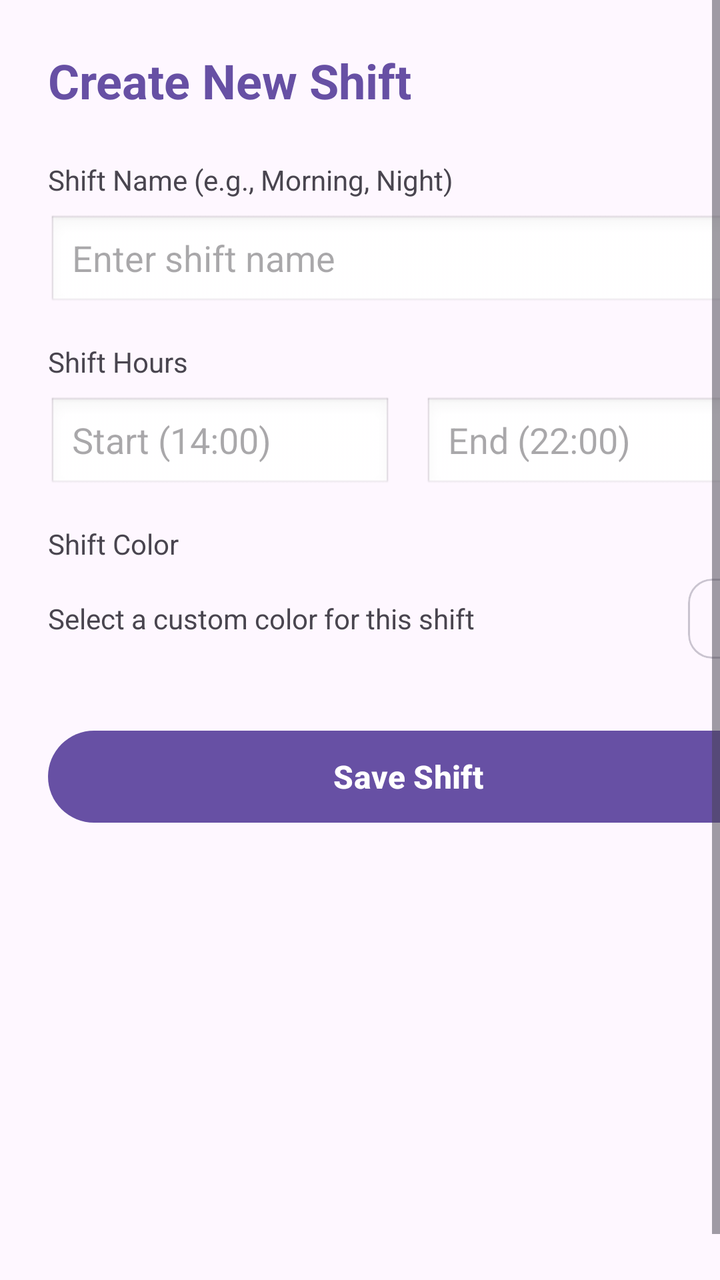
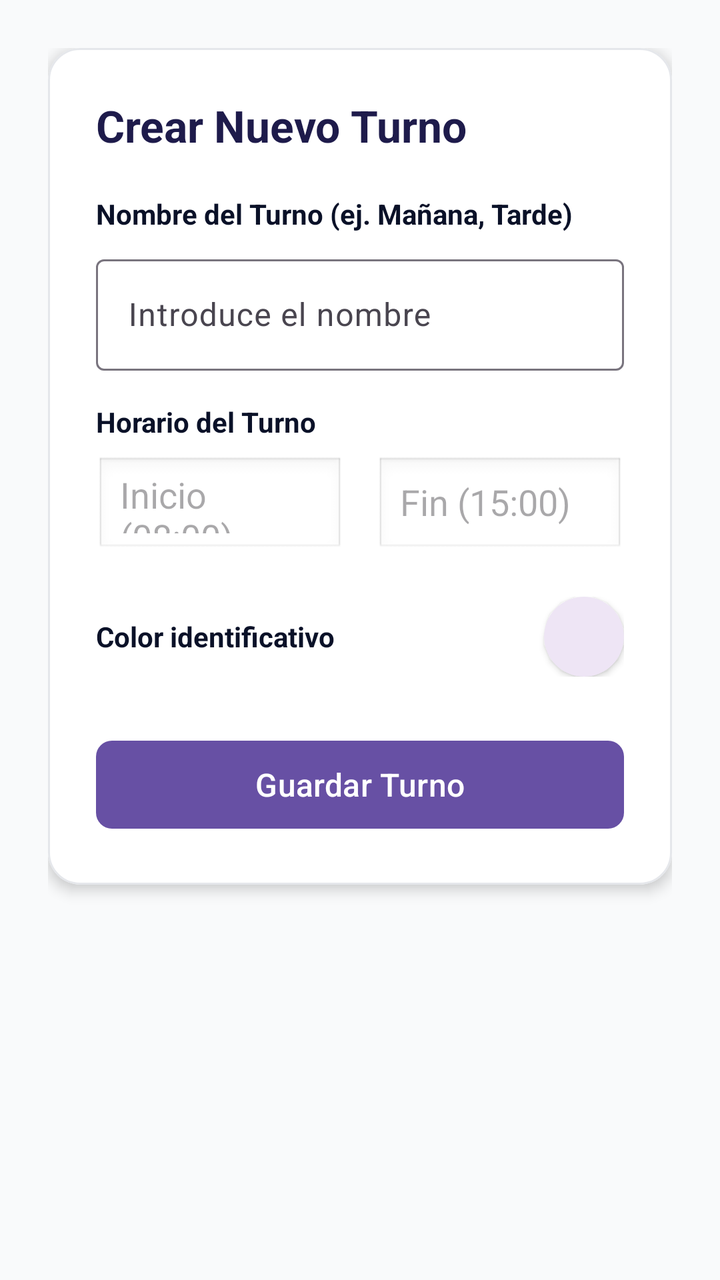

Screens rendered from an Android XML layout before and after an edit, with the pre-edit source and the edit as a unified diff.
<!-- AndroidManifest.xml: application theme Theme.MiTurnoApp -->
<!-- res/layout/activity_shift_manager.xml -->
<?xml version="1.0" encoding="utf-8"?>
<ScrollView xmlns:android="http://schemas.android.com/apk/res/android"
    xmlns:app="http://android.com"
    xmlns:tools="http://android.com"
    android:layout_width="match_parent"
    android:layout_height="match_parent"
    android:fillViewport="true"
    tools:context=".activities.ShiftManagerActivity">

    <LinearLayout
        android:id="@+id/main"
        android:layout_width="match_parent"
        android:layout_height="wrap_content"
        android:orientation="vertical"
        android:layout_marginHorizontal="24dp"
        android:layout_marginTop="24dp"
        android:layout_marginBottom="24dp">

        
        <TextView
            android:id="@+id/tvTitle"
            android:layout_width="wrap_content"
            android:layout_height="wrap_content"
            android:text="Create New Shift"
            android:textSize="24sp"
            android:textStyle="bold"
            android:textColor="?attr/colorPrimary"
            android:layout_marginBottom="24dp" />

        
        <TextView
            android:id="@+id/tvLabelInfo"
            android:layout_width="wrap_content"
            android:layout_height="wrap_content"
            android:text="Shift Name (e.g., Morning, Night)"
            android:textSize="14sp" />

        
        <EditText
            android:id="@+id/etShiftName"
            android:layout_width="match_parent"
            android:layout_height="48dp"
            android:hint="Enter shift name"
            android:inputType="textCapSentences"
            android:paddingStart="12dp"
            android:paddingEnd="12dp"
            android:background="@android:drawable/edit_text"
            android:layout_marginTop="8dp"
            android:layout_marginBottom="16dp" />

        
        <TextView
            android:id="@+id/tvLabelHours"
            android:layout_width="wrap_content"
            android:layout_height="wrap_content"
            android:text="Shift Hours"
            android:textSize="14sp" />

        
        <LinearLayout
            android:layout_width="match_parent"
            android:layout_height="wrap_content"
            android:orientation="horizontal"
            android:layout_marginTop="8dp"
            android:layout_marginBottom="16dp">

            
            <EditText
                android:id="@+id/etStartTime"
                android:layout_width="0dp"
                android:layout_height="48dp"
                android:layout_weight="1"
                android:hint="Start (14:00)"
                android:focusable="false"
                android:clickable="true"
                android:paddingStart="12dp"
                android:paddingEnd="12dp"
                android:background="@android:drawable/edit_text"
                android:layout_marginEnd="8dp" />

            
            <EditText
                android:id="@+id/etEndTime"
                android:layout_width="0dp"
                android:layout_height="48dp"
                android:layout_weight="1"
                android:hint="End (22:00)"
                android:focusable="false"
                android:clickable="true"
                android:paddingStart="12dp"
                android:paddingEnd="12dp"
                android:background="@android:drawable/edit_text"
                android:layout_marginStart="8dp" />
        </LinearLayout>

        
        <TextView
            android:id="@+id/tvLabelColor"
            android:layout_width="wrap_content"
            android:layout_height="wrap_content"
            android:text="Shift Color"
            android:textSize="14sp" />

        
        <LinearLayout
            android:id="@+id/llColorContainer"
            android:layout_width="match_parent"
            android:layout_height="wrap_content"
            android:orientation="horizontal"
            android:gravity="center_vertical"
            android:layout_marginTop="8dp"
            android:layout_marginBottom="32dp">

            <TextView
                android:layout_width="0dp"
                android:layout_height="wrap_content"
                android:layout_weight="1"
                android:text="Select a custom color for this shift"
                android:textColor="?android:attr/textColorSecondary"
                android:textSize="14sp" />

            
            <com.google.android.material.card.MaterialCardView
                android:id="@+id/btnPickColor"
                android:layout_width="40dp"
                android:layout_height="40dp"
                android:clickable="true"
                android:focusable="true"
                app:cardCornerRadius="20dp"
                app:cardElevation="2dp"
                app:strokeWidth="0dp"
                app:cardBackgroundColor="@android:color/holo_blue_light" />
        </LinearLayout>

        
        <Button
            android:id="@+id/btnSaveShift"
            android:layout_width="match_parent"
            android:layout_height="54dp"
            android:text="Save Shift"
            android:textSize="16sp"
            android:textStyle="bold" />

    </LinearLayout>
</ScrollView>
<!-- resources referenced by this layout -->
<resources>
  <style name="Theme.MiTurnoApp" parent="Base.Theme.MiTurnoApp" />
  <style name="Base.Theme.MiTurnoApp" parent="Theme.Material3.DayNight.NoActionBar">
          
          
      </style>
</resources>

<!-- the commit's change to res/layout/activity_shift_manager.xml (unified diff, before → after) -->
@@ -1,9 +1,10 @@
 <?xml version="1.0" encoding="utf-8"?>
 <ScrollView xmlns:android="http://schemas.android.com/apk/res/android"
-    xmlns:app="http://android.com"
-    xmlns:tools="http://android.com"
+    xmlns:app="http://schemas.android.com/apk/res-auto"
+    xmlns:tools="http://schemas.android.com/tools"
     android:layout_width="match_parent"
     android:layout_height="match_parent"
+    android:background="@color/background_app"
     android:fillViewport="true"
     tools:context=".activities.ShiftManagerActivity">
 
@@ -12,134 +13,144 @@
         android:layout_width="match_parent"
         android:layout_height="wrap_content"
         android:orientation="vertical"
-        android:layout_marginHorizontal="24dp"
-        android:layout_marginTop="24dp"
-        android:layout_marginBottom="24dp">
+        android:padding="24dp">
 
         
-        <TextView
-            android:id="@+id/tvTitle"
-            android:layout_width="wrap_content"
-            android:layout_height="wrap_content"
-            android:text="Create New Shift"
-            android:textSize="24sp"
-            android:textStyle="bold"
-            android:textColor="?attr/colorPrimary"
-            android:layout_marginBottom="24dp" />
-
-        
-        <TextView
-            android:id="@+id/tvLabelInfo"
-            android:layout_width="wrap_content"
-            android:layout_height="wrap_content"
-            android:text="Shift Name (e.g., Morning, Night)"
-            android:textSize="14sp" />
-
-        
-        <EditText
-            android:id="@+id/etShiftName"
-            android:layout_width="match_parent"
-            android:layout_height="48dp"
-            android:hint="Enter shift name"
-            android:inputType="textCapSentences"
-            android:paddingStart="12dp"
-            android:paddingEnd="12dp"
-            android:background="@android:drawable/edit_text"
-            android:layout_marginTop="8dp"
-            android:layout_marginBottom="16dp" />
-
-        
-        <TextView
-            android:id="@+id/tvLabelHours"
-            android:layout_width="wrap_content"
-            android:layout_height="wrap_content"
-            android:text="Shift Hours"
-            android:textSize="14sp" />
-
-        
-        <LinearLayout
+        <com.google.android.material.card.MaterialCardView
             android:layout_width="match_parent"
             android:layout_height="wrap_content"
-            android:orientation="horizontal"
-            android:layout_marginTop="8dp"
-            android:layout_marginBottom="16dp">
+            app:cardCornerRadius="16dp"
+            app:cardElevation="4dp"
+            app:cardBackgroundColor="@color/white"
+            app:strokeColor="#E5E7EB"
+            app:strokeWidth="1dp">
 
-            
-            <EditText
-                android:id="@+id/etStartTime"
-                android:layout_width="0dp"
-                android:layout_height="48dp"
-                android:layout_weight="1"
-                android:hint="Start (14:00)"
-                android:focusable="false"
-                android:clickable="true"
-                android:paddingStart="12dp"
-                android:paddingEnd="12dp"
-                android:background="@android:drawable/edit_text"
-                android:layout_marginEnd="8dp" />
+            <LinearLayout
+                android:layout_width="match_parent"
+                android:layout_height="wrap_content"
+                android:orientation="vertical"
+                android:padding="24dp">
 
-            
-            <EditText
-                android:id="@+id/etEndTime"
-                android:layout_width="0dp"
-                android:layout_height="48dp"
-                android:layout_weight="1"
-                android:hint="End (22:00)"
-                android:focusable="false"
-                android:clickable="true"
-                android:paddingStart="12dp"
-                android:paddingEnd="12dp"
-                android:background="@android:drawable/edit_text"
-                android:layout_marginStart="8dp" />
-        </LinearLayout>
+                
+                <TextView
+                    android:id="@+id/tvTitle"
+                    android:layout_width="wrap_content"
+                    android:layout_height="wrap_content"
+                    android:text="Crear Nuevo Turno"
+                    android:textSize="22sp"
+                    android:textStyle="bold"
+                    android:textColor="@color/brand_primary"
+                    android:layout_marginBottom="20dp" />
 
-        
-        <TextView
-            android:id="@+id/tvLabelColor"
-            android:layout_width="wrap_content"
-            android:layout_height="wrap_content"
-            android:text="Shift Color"
-            android:textSize="14sp" />
+                
+                <TextView
+                    android:layout_width="wrap_content"
+                    android:layout_height="wrap_content"
+                    android:text="Nombre del Turno (ej. Mañana, Tarde)"
+                    android:textColor="@color/text_main"
+                    android:textSize="14sp"
+                    android:textStyle="bold"
+                    android:layout_marginBottom="8dp" />
 
-        
-        <LinearLayout
-            android:id="@+id/llColorContainer"
-            android:layout_width="match_parent"
-            android:layout_height="wrap_content"
-            android:orientation="horizontal"
-            android:gravity="center_vertical"
-            android:layout_marginTop="8dp"
-            android:layout_marginBottom="32dp">
+                
+                <com.google.android.material.textfield.TextInputLayout
+                    android:layout_width="match_parent"
+                    android:layout_height="wrap_content"
+                    android:layout_marginBottom="16dp"
+                    app:boxBackgroundMode="outline">
 
-            <TextView
-                android:layout_width="0dp"
-                android:layout_height="wrap_content"
-                android:layout_weight="1"
-                android:text="Select a custom color for this shift"
-                android:textColor="?android:attr/textColorSecondary"
-                android:textSize="14sp" />
+                    <com.google.android.material.textfield.TextInputEditText
+                        android:id="@+id/etShiftName"
+                        android:layout_width="match_parent"
+                        android:layout_height="wrap_content"
+                        android:hint="Introduce el nombre"
+                        android:inputType="textCapSentences"
+                        android:maxLines="1" />
+                </com.google.android.material.textfield.TextInputLayout>
 
-            
-            <com.google.android.material.card.MaterialCardView
-                android:id="@+id/btnPickColor"
-                android:layout_width="40dp"
-                android:layout_height="40dp"
-                android:clickable="true"
-                android:focusable="true"
-                app:cardCornerRadius="20dp"
-                app:cardElevation="2dp"
-                app:strokeWidth="0dp"
-                app:cardBackgroundColor="@android:color/holo_blue_light" />
-        </LinearLayout>
+                
+                <TextView
+                    android:layout_width="wrap_content"
+                    android:layout_height="wrap_content"
+                    android:text="Horario del Turno"
+                    android:textColor="@color/text_main"
+                    android:textSize="14sp"
+                    android:textStyle="bold"
+                    android:layout_marginBottom="8dp" />
 
-        
-        <Button
-            android:id="@+id/btnSaveShift"
-            android:layout_width="match_parent"
-            android:layout_height="54dp"
-            android:text="Save Shift"
-            android:textSize="16sp"
-            android:textStyle="bold" />
+                
+                <LinearLayout
+                    android:layout_width="match_parent"
+                    android:layout_height="wrap_content"
+                    android:orientation="horizontal"
+                    android:layout_marginBottom="20dp">
+
+                    <EditText
+                        android:id="@+id/etStartTime"
+                        android:layout_width="0dp"
+                        android:layout_height="50dp"
+                        android:layout_weight="1"
+                        android:hint="Inicio (08:00)"
+                        android:focusable="false"
+                        android:clickable="true"
+                        android:paddingStart="12dp"
+                        android:paddingEnd="12dp"
+                        android:background="@android:drawable/edit_text"
+                        android:layout_marginEnd="8dp" />
+
+                    <EditText
+                        android:id="@+id/etEndTime"
+                        android:layout_width="0dp"
+                        android:layout_height="50dp"
+                        android:layout_weight="1"
+                        android:hint="Fin (15:00)"
+                        android:focusable="false"
+                        android:clickable="true"
+                        android:paddingStart="12dp"
+                        android:paddingEnd="12dp"
+                        android:background="@android:drawable/edit_text"
+                        android:layout_marginStart="8dp" />
+                </LinearLayout>
+
+                
+                <LinearLayout
+                    android:layout_width="match_parent"
+                    android:layout_height="wrap_content"
+                    android:orientation="horizontal"
+                    android:gravity="center_vertical"
+                    android:layout_marginBottom="28dp">
+
+                    <TextView
+                        android:layout_width="0dp"
+                        android:layout_height="wrap_content"
+                        android:layout_weight="1"
+                        android:text="Color identificativo"
+                        android:textColor="@color/text_main"
+                        android:textSize="14sp"
+                        android:textStyle="bold" />
+
+                    <com.google.android.material.card.MaterialCardView
+                        android:id="@+id/btnPickColor"
+                        android:layout_width="40dp"
+                        android:layout_height="40dp"
+                        android:clickable="true"
+                        android:focusable="true"
+                        app:cardCornerRadius="20dp"
+                        app:cardElevation="2dp"
+                        app:strokeWidth="0dp" />
+                </LinearLayout>
+
+                
+                <Button
+                    android:id="@+id/btnSaveShift"
+                    android:layout_width="match_parent"
+                    android:layout_height="52dp"
+                    android:text="Guardar Turno"
+                    android:textSize="16sp"
+                    app:cornerRadius="8dp" />
+
+            </LinearLayout>
+        </com.google.android.material.card.MaterialCardView>
 
     </LinearLayout>
 </ScrollView>
<!-- resource entries referenced after the edit -->
@@ -1,5 +1,9 @@
 <!-- resources referenced by this layout -->
 <resources>
+  <color name="background_app">#F9FAFB</color>
+  <color name="brand_primary">#1E1B4B</color>
+  <color name="text_main">#0A1128</color>
+  <color name="white">#FFFFFFFF</color>
   <style name="Theme.MiTurnoApp" parent="Base.Theme.MiTurnoApp" />
   <style name="Base.Theme.MiTurnoApp" parent="Theme.Material3.DayNight.NoActionBar">
           
